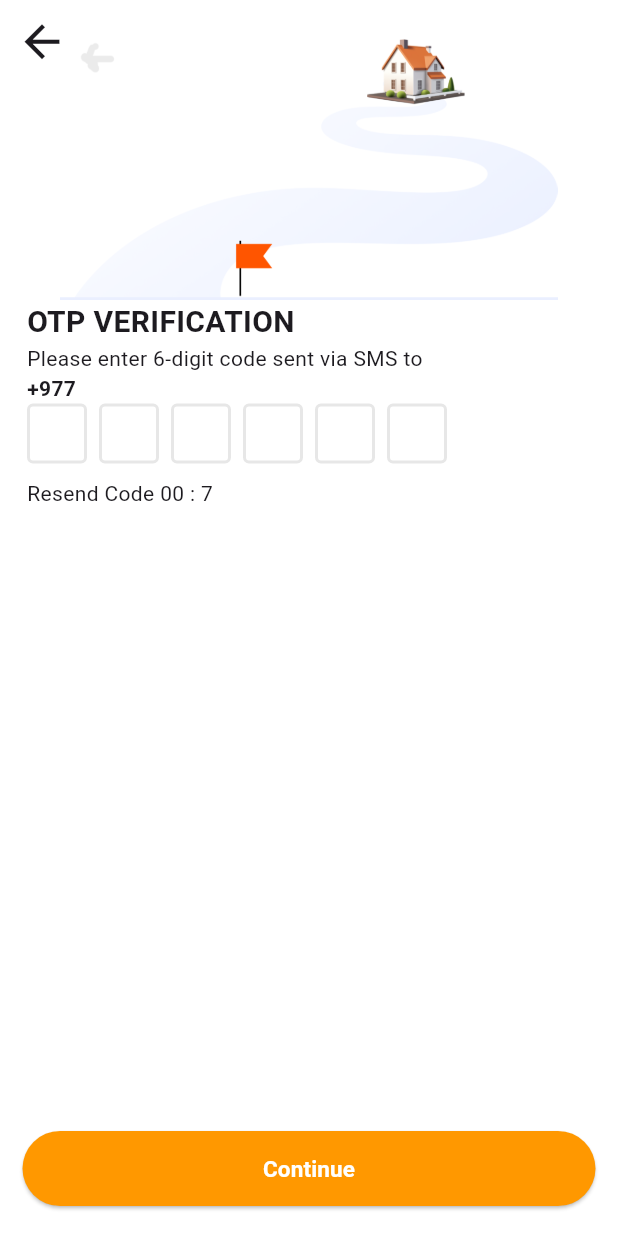
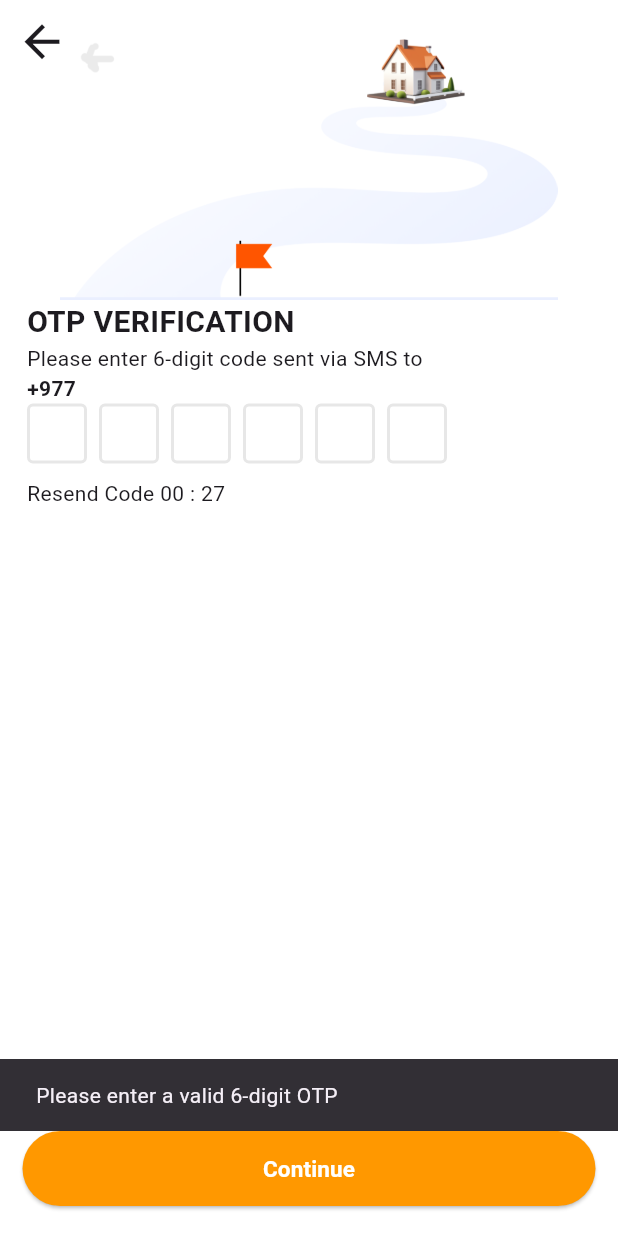
Before and after one commit to bipin24746/DayoneContacts, a Flutter app: the OtpVerificationPage screen opened directly with empty values, after a tap on "Continue", on a phone screen of 412 x 824 dp. Run offline on Flutter 3.47's test engine with Material 3 defaults, Android fonts, the phone set to English and light mode, and no system bars; drawn by our look-alikes of flutter_otp_text_field; our stand-ins replace animated_splash_screen, buttons_tabbar, dio.

Commit message:
working on login otp api

```diff
--- a/lib/main_home_screen/pages/login_pages/otp_verification.dart
+++ b/lib/main_home_screen/pages/login_pages/otp_verification.dart
@@ -1,21 +1,30 @@
 import 'dart:async';
+import 'dart:developer';
 
+import 'package:dayonecontacts/main_home_screen/pages/home_screen_pages/home_screen.dart';
+import 'package:dayonecontacts/main_home_screen/pages/login_pages/widgets/api_modules/otp_module.dart';
 import 'package:flutter/material.dart';
 import 'package:flutter/rendering.dart';
 import 'package:flutter_otp_text_field/flutter_otp_text_field.dart';
 
 class OtpVerificationPage extends StatefulWidget {
+
   final String number;
-  const OtpVerificationPage({super.key, required this.number});
+  final String hash;
+  final String deviceId;
+  final String fcmToken;
+  const OtpVerificationPage({super.key, required this.number, required this.hash, required this.deviceId, required this.fcmToken});
 
   @override
   State<OtpVerificationPage> createState() => _OtpVerificationPageState();
 }
 
 class _OtpVerificationPageState extends State<OtpVerificationPage> {
-  TextEditingController NumField = TextEditingController();
-  int _remainingtime = 10;
+
+
+  int _remainingtime = 30;
   late Timer _timer;
+ final  TextEditingController  _otp = TextEditingController();
 
   @override
   void initState() {
@@ -27,9 +36,53 @@ class _OtpVerificationPageState extends State<OtpVerificationPage> {
       });
     });
   }
+  @override
+  void dispose() {
+    _timer.cancel();
+    super.dispose();
+  }
+
+  Future<dynamic> _verifyOtp() async {
+    log('otp log $_otp');
+    if (_otp.text.length !=6
+    ) {
+      // Show an error message if OTP is not 6 characters
+      ScaffoldMessenger.of(context).showSnackBar(
+        SnackBar(content: Text("Please enter a valid 6-digit OTP")),
+      );
+      return;
+    }
+
+    try {
+       await OtpApi().verifyOtp(
+        _otp.text,
+        widget.number,
+        widget.hash,
+        widget.deviceId,
+        widget.fcmToken,
+      );
+      ScaffoldMessenger.of(context).showSnackBar(
+        SnackBar(content: Text("OTP verified successfullyss")),
+      );
+
+      // Navigate to the homepage
+      Navigator.pushReplacement(
+        context,
+        MaterialPageRoute(builder: (context) => HomeScreenMain()),
+      );
+    } catch (e) {
+      print("error");
+      log(e.toString());
+      ScaffoldMessenger.of(context).showSnackBar(
+        SnackBar(content: Text(e.toString())),
+      );
+    }
+  }
+
 
   @override
   Widget build(BuildContext context) {
+
     return Scaffold(
       backgroundColor: Colors.white,
       appBar: PreferredSize(
@@ -71,12 +124,16 @@ class _OtpVerificationPageState extends State<OtpVerificationPage> {
               style: TextStyle(fontWeight: FontWeight.bold),
             ),
             OtpTextField(
+
               mainAxisAlignment: MainAxisAlignment.start,
               fieldHeight: 40,
               numberOfFields: 6,
               borderColor: Colors.black,
               showFieldAsBox: true,
-              onCodeChanged: (String code) {},
+
+              onCodeChanged: (String code) {
+                _otp.text = _otp.text + code;
+              },
             ),
             SizedBox(
               height: 10,
@@ -111,7 +168,10 @@ class _OtpVerificationPageState extends State<OtpVerificationPage> {
           height: 50,
           child: ElevatedButton(
             style: ElevatedButton.styleFrom(backgroundColor: Colors.orange),
-            onPressed: () {},
+            onPressed: () {
+
+              _verifyOtp();
+            },
             child: Text(
               "Continue",
               style: TextStyle(
--- a/lib/main_home_screen/pages/login_pages/widgets/api_modules/modules.dart
+++ b/lib/main_home_screen/pages/login_pages/widgets/api_modules/modules.dart
@@ -1,3 +1,5 @@
+import 'dart:developer';
+
 import 'package:dio/dio.dart';
 class ApiService{
   final Dio _dio =Dio();
@@ -11,6 +13,7 @@ Future<Map<String,dynamic>> login(String contact) async{
     );
 
     if(response.statusCode == 200){
+      log('response of mobile number : ${response.data}');
       return response.data;
     }
     else{
--- a/pubspec.yaml
+++ b/pubspec.yaml
@@ -43,6 +43,7 @@ dependencies:
   dio: ^5.7.0
   flutter_otp_text_field: ^1.4.0+2
   flutter_timer_countdown: ^1.0.7
+  fluttertoast: ^8.2.10
 
 dev_dependencies:
   flutter_test:
```
Also changed, not shown: lib/main_home_screen/pages/login_pages/login_page.dart (+12 -17 lines), lib/main_home_screen/pages/login_pages/widgets/api_modules/otp_module.dart (+106 -17 lines), pubspec.lock.
